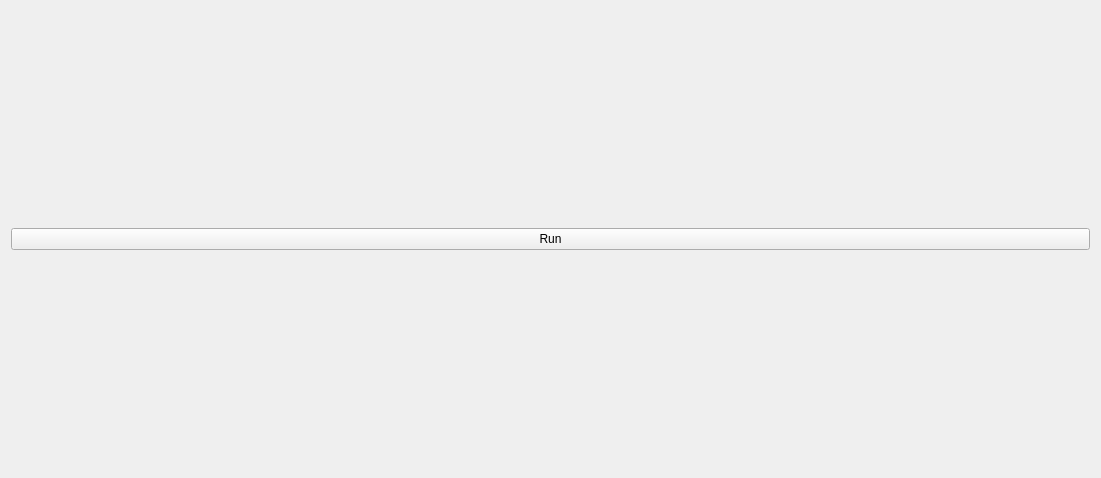
JC-labs/HyperCube_Scheduler, file HyperCube_Scheduler/HyperCube_Scheduler.ui: the form before one commit.
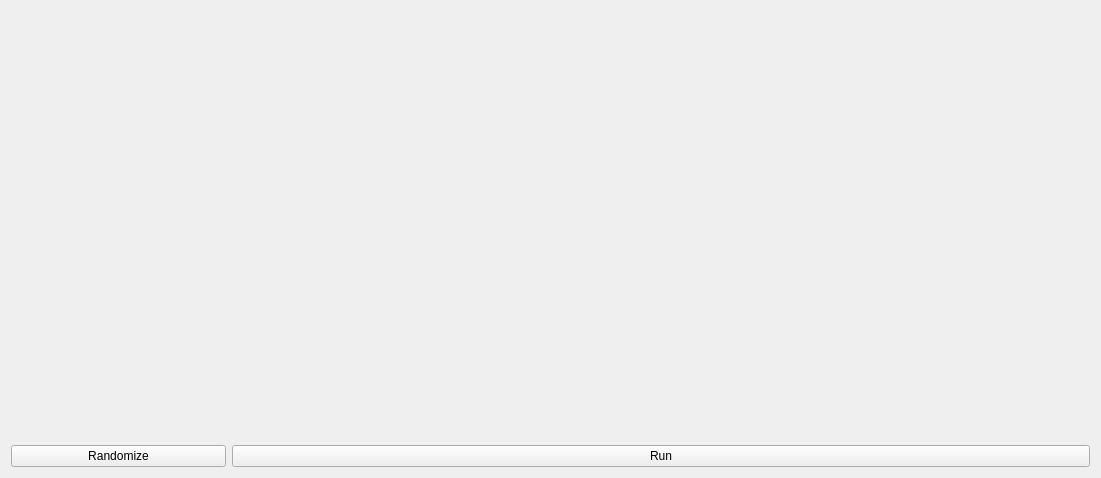
The form after the commit.

The edit to the form file:
```diff
--- a/HyperCube_Scheduler/HyperCube_Scheduler.ui
+++ b/HyperCube_Scheduler/HyperCube_Scheduler.ui
@@ -13,16 +13,27 @@
   <property name="windowTitle">
    <string>HyperCube_Scheduler</string>
   </property>
-  <layout class="QVBoxLayout" name="verticalLayout">
+  <layout class="QVBoxLayout" name="verticalLayout" stretch="1,0">
    <item>
     <layout class="QHBoxLayout" name="layout"/>
    </item>
    <item>
+    <layout class="QHBoxLayout" name="horizontalLayout" stretch="1,4">
+     <item>
+      <widget class="QPushButton" name="randomize">
+       <property name="text">
+        <string>Randomize</string>
+       </property>
+      </widget>
+     </item>
+     <item>
     <widget class="QPushButton" name="run">
      <property name="text">
       <string>Run</string>
      </property>
     </widget>
+     </item>
+    </layout>
    </item>
   </layout>
  </widget>
```
Lines whose indentation alone changed are shown as unchanged.
